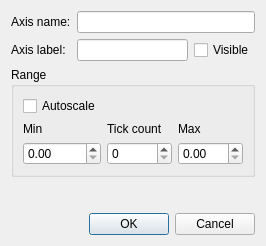
Old version of the form ui/rqt_plot_qtcharts/dialogaxisproperties.ui in the repository Rescube/rqt_plot_qtcharts.
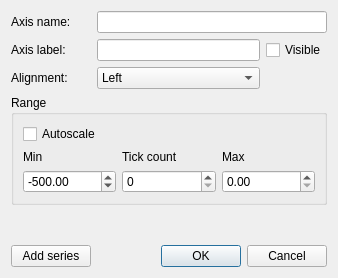
New version of the form.

```diff
--- a/ui/rqt_plot_qtcharts/dialogaxisproperties.ui
+++ b/ui/rqt_plot_qtcharts/dialogaxisproperties.ui
@@ -6,15 +6,69 @@
    <rect>
     <x>0</x>
     <y>0</y>
-    <width>266</width>
-    <height>246</height>
+    <width>338</width>
+    <height>278</height>
    </rect>
   </property>
   <property name="windowTitle">
    <string>Dialog</string>
   </property>
   <layout class="QGridLayout" name="gridLayout_2">
-   <item row="2" column="0" colspan="3">
+   <item row="1" column="2">
+    <widget class="QCheckBox" name="checkBoxAxisLabelVisible">
+     <property name="text">
+      <string>Visible</string>
+     </property>
+    </widget>
+   </item>
+   <item row="4" column="0">
+    <spacer name="verticalSpacer">
+     <property name="orientation">
+      <enum>Qt::Vertical</enum>
+     </property>
+     <property name="sizeHint" stdset="0">
+      <size>
+       <width>20</width>
+       <height>0</height>
+      </size>
+     </property>
+    </spacer>
+   </item>
+   <item row="1" column="0">
+    <widget class="QLabel" name="label_2">
+     <property name="text">
+      <string>Axis label:</string>
+     </property>
+    </widget>
+   </item>
+   <item row="2" column="1">
+    <widget class="QComboBox" name="comboBoxAlignment">
+     <item>
+      <property name="text">
+       <string>Left</string>
+      </property>
+     </item>
+     <item>
+      <property name="text">
+       <string>Right</string>
+      </property>
+     </item>
+    </widget>
+   </item>
+   <item row="1" column="1">
+    <widget class="QLineEdit" name="lineEditAxisLabel"/>
+   </item>
+   <item row="2" column="0">
+    <widget class="QLabel" name="label_4">
+     <property name="text">
+      <string>Alignment:</string>
+     </property>
+    </widget>
+   </item>
+   <item row="0" column="1" colspan="2">
+    <widget class="QLineEdit" name="lineEditAxisName"/>
+   </item>
+   <item row="3" column="0" colspan="3">
     <widget class="QGroupBox" name="groupBox">
      <property name="title">
       <string>Range</string>
@@ -28,7 +82,11 @@
        </widget>
       </item>
       <item row="3" column="2">
-       <widget class="QDoubleSpinBox" name="doubleSpinBoxRangeMax"/>
+       <widget class="QDoubleSpinBox" name="doubleSpinBoxRangeMax">
+        <property name="maximum">
+         <double>99999999.000000000000000</double>
+        </property>
+       </widget>
       </item>
       <item row="1" column="0">
        <widget class="QLabel" name="label_5">
@@ -52,7 +110,17 @@
        </widget>
       </item>
       <item row="3" column="0">
-       <widget class="QDoubleSpinBox" name="doubleSpinBoxRangeMin"/>
+       <widget class="QDoubleSpinBox" name="doubleSpinBoxRangeMin">
+        <property name="minimum">
+         <double>-9999999.000000000000000</double>
+        </property>
+        <property name="maximum">
+         <double>99999999.000000000000000</double>
+        </property>
+        <property name="value">
+         <double>-500.000000000000000</double>
+        </property>
+       </widget>
       </item>
       <item row="3" column="1">
        <widget class="QSpinBox" name="spinBoxTickCount"/>
@@ -60,24 +128,21 @@
      </layout>
     </widget>
    </item>
-   <item row="1" column="0">
-    <widget class="QLabel" name="label_2">
+   <item row="0" column="0">
+    <widget class="QLabel" name="label">
      <property name="text">
-      <string>Axis label:</string>
+      <string>Axis name:</string>
      </property>
     </widget>
    </item>
-   <item row="1" column="1">
-    <widget class="QLineEdit" name="lineEditAxisLabel"/>
-   </item>
-   <item row="1" column="2">
-    <widget class="QCheckBox" name="checkBoxAxisLabelVisible">
+   <item row="5" column="0">
+    <widget class="QPushButton" name="pushButtonAddSeries">
      <property name="text">
-      <string>Visible</string>
+      <string>Add series</string>
      </property>
     </widget>
    </item>
-   <item row="4" column="0" colspan="3">
+   <item row="5" column="1" colspan="2">
     <widget class="QDialogButtonBox" name="buttonBox">
      <property name="orientation">
       <enum>Qt::Horizontal</enum>
@@ -87,29 +152,6 @@
      </property>
     </widget>
    </item>
-   <item row="0" column="0">
-    <widget class="QLabel" name="label">
-     <property name="text">
-      <string>Axis name:</string>
-     </property>
-    </widget>
-   </item>
-   <item row="3" column="0">
-    <spacer name="verticalSpacer">
-     <property name="orientation">
-      <enum>Qt::Vertical</enum>
-     </property>
-     <property name="sizeHint" stdset="0">
-      <size>
-       <width>20</width>
-       <height>40</height>
-      </size>
-     </property>
-    </spacer>
-   </item>
-   <item row="0" column="1" colspan="2">
-    <widget class="QLineEdit" name="lineEditAxisName"/>
-   </item>
   </layout>
  </widget>
  <resources/>
```
Left out of the diff: 9 changed lines with no effect on the pictures.
